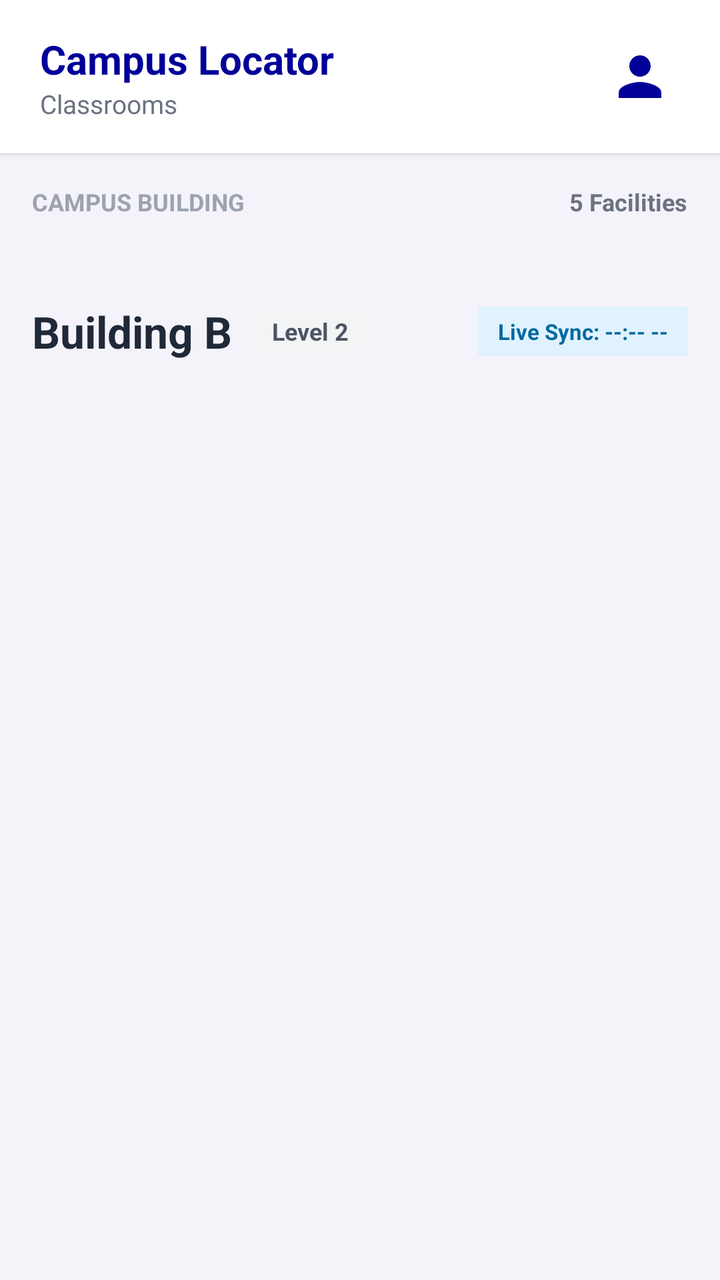
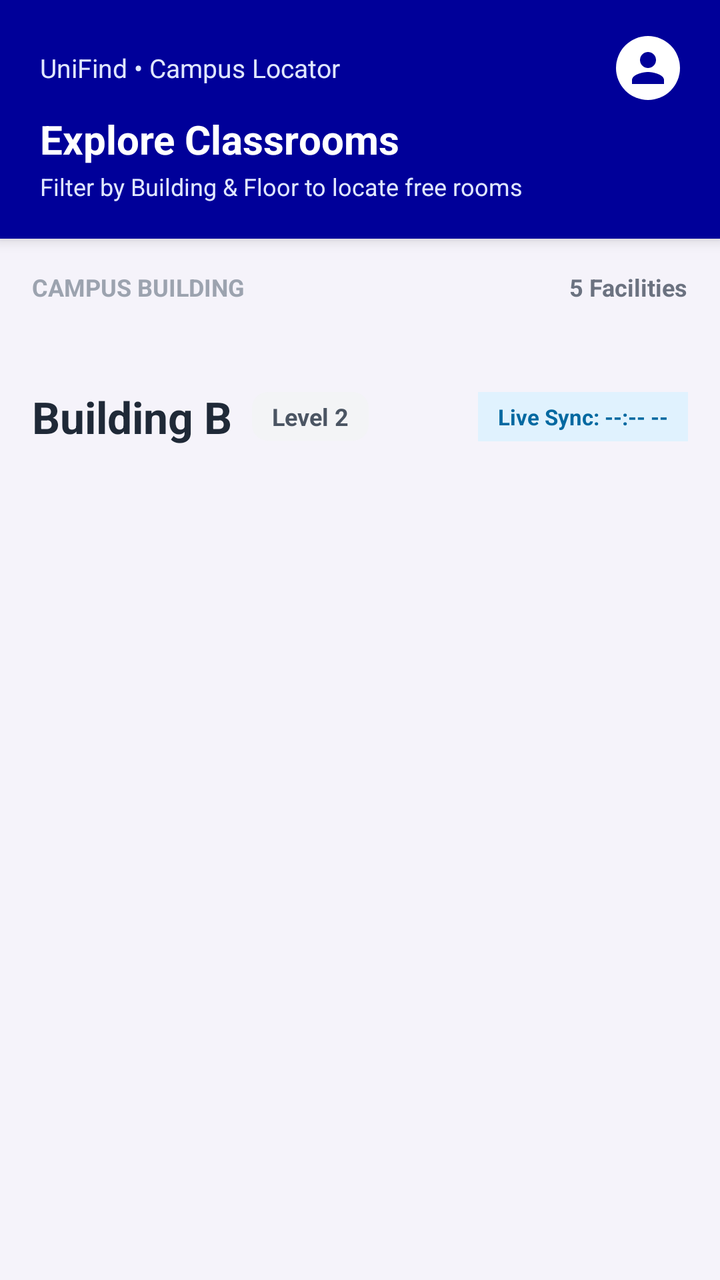

Before-and-after screenshots of an Android layout around one commit, followed by the original layout XML and the change that was made.
<!-- AndroidManifest.xml: application theme Theme.OOPProject -->
<!-- res/layout/fragment_classrooms.xml -->
<?xml version="1.0" encoding="utf-8"?>
<LinearLayout xmlns:android="http://schemas.android.com/apk/res/android"
    xmlns:app="http://schemas.android.com/apk/res-auto"
    xmlns:tools="http://schemas.android.com/tools"
    android:layout_width="match_parent"
    android:layout_height="match_parent"
    android:background="#F5F3FA"
    android:orientation="vertical"
    tools:context=".frontEnd.ClassroomsFragment">

    
    <LinearLayout
        android:layout_width="match_parent"
        android:layout_height="wrap_content"
        android:background="#FFFFFF"
        android:elevation="2dp"
        android:gravity="center_vertical"
        android:orientation="horizontal"
        android:paddingHorizontal="20dp"
        android:paddingVertical="16dp">

        <LinearLayout
            android:layout_width="0dp"
            android:layout_height="wrap_content"
            android:layout_weight="1"
            android:orientation="vertical">

            <TextView
                android:layout_width="wrap_content"
                android:layout_height="wrap_content"
                android:text="Campus Locator"
                android:textColor="@color/dark_purple"
                android:textSize="20sp"
                android:textStyle="bold" />

            <TextView
                android:layout_width="wrap_content"
                android:layout_height="wrap_content"
                android:text="Classrooms"
                android:textColor="#6B7280"
                android:textSize="13sp" />
        </LinearLayout>

        <ImageView
            android:layout_width="40dp"
            android:layout_height="40dp"
            android:background="@drawable/bg_avatar_circle"
            android:contentDescription="Profile"
            android:padding="4dp"
            android:src="@drawable/ic_profile"
            app:tint="@color/dark_purple" />
    </LinearLayout>

    <androidx.core.widget.NestedScrollView
        android:layout_width="match_parent"
        android:layout_height="0dp"
        android:layout_weight="1"
        android:clipToPadding="false"
        android:fillViewport="true">

        <LinearLayout
            android:layout_width="match_parent"
            android:layout_height="wrap_content"
            android:orientation="vertical"
            android:paddingHorizontal="16dp"
            android:paddingTop="16dp"
            android:paddingBottom="100dp">

            
            <LinearLayout
                android:layout_width="match_parent"
                android:layout_height="wrap_content"
                android:layout_marginBottom="10dp"
                android:orientation="horizontal">

                <TextView
                    android:layout_width="0dp"
                    android:layout_height="wrap_content"
                    android:layout_weight="1"
                    android:text="CAMPUS BUILDING"
                    android:textColor="#9CA3AF"
                    android:textSize="12sp"
                    android:textStyle="bold" />

                <TextView
                    android:id="@+id/tvFacilitiesCount"
                    android:layout_width="wrap_content"
                    android:layout_height="wrap_content"
                    android:text="5 Facilities"
                    android:textColor="#6B7280"
                    android:textSize="12sp"
                    android:textStyle="bold" />
            </LinearLayout>

            
            <HorizontalScrollView
                android:layout_width="match_parent"
                android:layout_height="wrap_content"
                android:scrollbars="none">

                <com.google.android.material.chip.ChipGroup
                    android:id="@+id/chipGroupBuildings"
                    android:layout_width="wrap_content"
                    android:layout_height="wrap_content"
                    app:selectionRequired="false"
                    app:singleSelection="true" />
            </HorizontalScrollView>

            
            <HorizontalScrollView
                android:layout_width="match_parent"
                android:layout_height="wrap_content"
                android:layout_marginTop="12dp"
                android:scrollbars="none">

                <com.google.android.material.chip.ChipGroup
                    android:id="@+id/chipGroupFloors"
                    android:layout_width="wrap_content"
                    android:layout_height="wrap_content"
                    app:selectionRequired="false"
                    app:singleSelection="true" />
            </HorizontalScrollView>

            
            <LinearLayout
                android:layout_width="match_parent"
                android:layout_height="wrap_content"
                android:layout_marginTop="20dp"
                android:layout_marginBottom="12dp"
                android:gravity="center_vertical"
                android:orientation="horizontal">

                <TextView
                    android:id="@+id/tvSelectedBuildingHeader"
                    android:layout_width="wrap_content"
                    android:layout_height="wrap_content"
                    android:text="Building B"
                    android:textColor="#1F2937"
                    android:textSize="22sp"
                    android:textStyle="bold" />

                <TextView
                    android:id="@+id/tvSelectedLevelHeader"
                    android:layout_width="wrap_content"
                    android:layout_height="wrap_content"
                    android:layout_marginStart="10dp"
                    android:background="@drawable/bg_profile_field"
                    android:paddingHorizontal="10dp"
                    android:paddingVertical="4dp"
                    android:text="Level 2"
                    android:textColor="#4B5563"
                    android:textSize="12sp"
                    android:textStyle="bold" />

                <View
                    android:layout_width="0dp"
                    android:layout_height="0dp"
                    android:layout_weight="1" />

                <TextView
                    android:id="@+id/tvLiveSyncTime"
                    android:layout_width="wrap_content"
                    android:layout_height="wrap_content"
                    android:background="#E0F2FE"
                    android:paddingHorizontal="10dp"
                    android:paddingVertical="5dp"
                    android:text="Live Sync: --:-- --"
                    android:textColor="#0369A1"
                    android:textSize="11sp"
                    android:textStyle="bold" />
            </LinearLayout>

            
            <androidx.recyclerview.widget.RecyclerView
                android:id="@+id/rvClassrooms"
                android:layout_width="match_parent"
                android:layout_height="wrap_content"
                android:layout_marginTop="4dp"
                android:nestedScrollingEnabled="false"
                tools:listitem="@layout/item_classroom_card" />

        </LinearLayout>
    </androidx.core.widget.NestedScrollView>
</LinearLayout>
<!-- res/layout/item_classroom_card.xml (included above) -->
<?xml version="1.0" encoding="utf-8"?>
<com.google.android.material.card.MaterialCardView xmlns:android="http://schemas.android.com/apk/res/android"
    xmlns:app="http://schemas.android.com/apk/res-auto"
    android:layout_width="match_parent"
    android:layout_height="wrap_content"
    android:layout_marginBottom="14dp"
    app:cardBackgroundColor="#FFFFFF"
    app:cardCornerRadius="16dp"
    app:cardElevation="3dp"
    app:strokeWidth="0dp">

    <LinearLayout
        android:layout_width="match_parent"
        android:layout_height="wrap_content"
        android:orientation="vertical"
        android:padding="16dp">

        <LinearLayout
            android:layout_width="match_parent"
            android:layout_height="wrap_content"
            android:gravity="center_vertical"
            android:orientation="horizontal">

            <TextView
                android:id="@+id/tvRoomName"
                android:layout_width="0dp"
                android:layout_height="wrap_content"
                android:layout_weight="1"
                android:text="Room 204"
                android:textColor="#111827"
                android:textSize="18sp"
                android:textStyle="bold" />

            <TextView
                android:id="@+id/tvStatusBadge"
                android:layout_width="wrap_content"
                android:layout_height="wrap_content"
                android:background="#DCFCE7"
                android:paddingHorizontal="10dp"
                android:paddingVertical="4dp"
                android:text="• AVAILABLE"
                android:textColor="#15803D"
                android:textSize="11sp"
                android:textStyle="bold" />
        </LinearLayout>

        <TextView
            android:id="@+id/tvRoomSubtitle"
            android:layout_width="wrap_content"
            android:layout_height="wrap_content"
            android:layout_marginTop="2dp"
            android:text="Lecture Hall • Building B • 2nd Floor • North Wing"
            android:textColor="#6B7280"
            android:textSize="12sp" />

        
        <LinearLayout
            android:layout_width="match_parent"
            android:layout_height="wrap_content"
            android:layout_marginTop="12dp"
            android:background="#F3F4F6"
            android:orientation="vertical"
            android:padding="12dp">

            <TextView
                android:id="@+id/tvBannerTitle"
                android:layout_width="wrap_content"
                android:layout_height="wrap_content"
                android:text="Free until 10:00 AM"
                android:textColor="#1F2937"
                android:textSize="13sp"
                android:textStyle="bold" />

            <TextView
                android:id="@+id/tvBannerSubtitle"
                android:layout_width="wrap_content"
                android:layout_height="wrap_content"
                android:layout_marginTop="2dp"
                android:text="Next: BSIT 1207 (10:00 - 11:30 AM)"
                android:textColor="#4B5563"
                android:textSize="12sp" />
        </LinearLayout>

        
        <LinearLayout
            android:layout_width="match_parent"
            android:layout_height="wrap_content"
            android:layout_marginTop="14dp"
            android:orientation="horizontal">

            <com.google.android.material.button.MaterialButton
                android:id="@+id/btnDetails"
                style="@style/Widget.MaterialComponents.Button.OutlinedButton"
                android:layout_width="0dp"
                android:layout_height="44dp"
                android:layout_marginEnd="8dp"
                android:layout_weight="1"
                android:text="Details"
                android:textAllCaps="false"
                android:textColor="#374151"
                android:textSize="13sp"
                app:cornerRadius="10dp"
                app:strokeColor="#D1D5DB" />

            <com.google.android.material.button.MaterialButton
                android:id="@+id/btnLocateOnMap"
                android:layout_width="0dp"
                android:layout_height="44dp"
                android:layout_marginStart="8dp"
                android:layout_weight="1"
                android:backgroundTint="@color/dark_purple"
                android:text="Locate on Map"
                android:textAllCaps="false"
                android:textColor="#FFFFFF"
                android:textSize="13sp"
                app:cornerRadius="10dp"
                app:icon="@drawable/ic_map"
                app:iconGravity="textStart"
                app:iconTint="#FFFFFF" />
        </LinearLayout>
    </LinearLayout>
</com.google.android.material.card.MaterialCardView>
<!-- resources referenced by this layout -->
<resources>
  <color name="dark_purple">#FF000099</color>
  <!-- drawable bg_avatar_circle (drawable) -->
  <shape xmlns:android="http://schemas.android.com/apk/res/android"
      android:shape="oval">
      <solid android:color="#FFFFFF" />
  </shape>
  <!-- drawable bg_profile_field (drawable) -->
  <?xml version="1.0" encoding="utf-8"?>
  <shape xmlns:android="http://schemas.android.com/apk/res/android"
      android:shape="rectangle">
      <solid android:color="#F3F4F6" />
      <corners android:radius="8dp" />
  </shape>
  <!-- drawable ic_map (drawable) -->
  <vector xmlns:android="http://schemas.android.com/apk/res/android"
      android:width="24dp"
      android:height="24dp"
      android:viewportWidth="24"
      android:viewportHeight="24">
    <path
        android:fillColor="#FF000000"
        android:pathData="M20.5,3l-0.16,0.03L15,5.1 9,3 3.36,4.9C3.15,4.97 3,5.15 3,5.38V20.5c0,0.28 0.22,0.5 0.5,0.5l0.16,-0.03L9,18.9l6,2.1 5.64,-1.9c0.21,-0.07 0.36,-0.25 0.36,-0.48V3.5c0,-0.28 -0.22,-0.5 -0.5,-0.5zM15,19l-6,-2.11V5l6,2.11V19z"/>
  </vector>
  <!-- drawable ic_profile (drawable) -->
  <vector xmlns:android="http://schemas.android.com/apk/res/android"
      android:width="24dp"
      android:height="24dp"
      android:viewportWidth="24"
      android:viewportHeight="24">
      <path
          android:fillColor="#FF000000"
          android:pathData="M12,12c2.21,0 4,-1.79 4,-4s-1.79,-4 -4,-4 -4,1.79 -4,4 1.79,4 4,4zM12,14c-2.67,0 -8,1.34 -8,4v2h16v-2c0,-2.66 -5.33,-4 -8,-4z" />
  </vector>
  <style name="Theme.OOPProject" parent="Theme.MaterialComponents.Light.NoActionBar">
          
          <item name="colorPrimary">@color/purple_500</item>
          <item name="colorPrimaryVariant">@color/purple_700</item>
          <item name="colorOnPrimary">@color/white</item>
          
          <item name="colorSecondary">@color/teal_200</item>
          <item name="colorSecondaryVariant">@color/teal_700</item>
          <item name="colorOnSecondary">@color/black</item>
          
          <item name="android:statusBarColor">@color/dark_purple</item>
          
          <item name="android:windowBackground">@color/dark_purple</item>
          <item name="android:windowSplashScreenBackground" tools:targetApi="s">@color/dark_purple</item>
          <item name="android:windowSplashScreenAnimatedIcon" tools:targetApi="s">@drawable/app_logo</item>
      </style>
  <color name="purple_500">#FF6200EE</color>
  <color name="purple_700">#FF3700B3</color>
  <color name="white">#FFFFFFFF</color>
  <color name="teal_200">#FF03DAC5</color>
  <color name="teal_700">#FF018786</color>
  <color name="black">#FF000000</color>
  <!-- drawable app_logo: png bitmap (drawable, 403426 bytes) -->
</resources>

<!-- the commit's change to res/layout/fragment_classrooms.xml (unified diff, before → after) -->
@@ -12,43 +12,52 @@
     <LinearLayout
         android:layout_width="match_parent"
         android:layout_height="wrap_content"
-        android:background="#FFFFFF"
-        android:elevation="2dp"
-        android:gravity="center_vertical"
-        android:orientation="horizontal"
+        android:background="@color/dark_purple"
+        android:elevation="4dp"
+        android:orientation="vertical"
         android:paddingHorizontal="20dp"
-        android:paddingVertical="16dp">
-
-        <LinearLayout
-            android:layout_width="0dp"
-            android:layout_height="wrap_content"
-            android:layout_weight="1"
-            android:orientation="vertical">
+        android:paddingVertical="18dp">
+
+        <RelativeLayout
+            android:layout_width="match_parent"
+            android:layout_height="wrap_content">
 
             <TextView
                 android:layout_width="wrap_content"
                 android:layout_height="wrap_content"
-                android:text="Campus Locator"
-                android:textColor="@color/dark_purple"
-                android:textSize="20sp"
-                android:textStyle="bold" />
-
-            <TextView
-                android:layout_width="wrap_content"
-                android:layout_height="wrap_content"
-                android:text="Classrooms"
-                android:textColor="#6B7280"
+                android:layout_centerVertical="true"
+                android:text="UniFind • Campus Locator"
+                android:textColor="#E0E7FF"
                 android:textSize="13sp" />
-        </LinearLayout>
-
-        <ImageView
-            android:layout_width="40dp"
-            android:layout_height="40dp"
-            android:background="@drawable/bg_avatar_circle"
-            android:contentDescription="Profile"
-            android:padding="4dp"
-            android:src="@drawable/ic_profile"
-            app:tint="@color/dark_purple" />
+
+            <ImageView
+                android:layout_width="32dp"
+                android:layout_height="32dp"
+                android:layout_alignParentEnd="true"
+                android:layout_centerVertical="true"
+                android:background="@drawable/bg_avatar_circle"
+                android:contentDescription="Profile"
+                android:padding="4dp"
+                android:src="@drawable/ic_profile"
+                app:tint="@color/dark_purple" />
+        </RelativeLayout>
+
+        <TextView
+            android:layout_width="wrap_content"
+            android:layout_height="wrap_content"
+            android:layout_marginTop="6dp"
+            android:text="Explore Classrooms"
+            android:textColor="#FFFFFF"
+            android:textSize="20sp"
+            android:textStyle="bold" />
+
+        <TextView
+            android:layout_width="wrap_content"
+            android:layout_height="wrap_content"
+            android:layout_marginTop="2dp"
+            android:text="Filter by Building &amp; Floor to locate free rooms"
+            android:textColor="#E0E7FF"
+            android:textSize="12sp" />
     </LinearLayout>
 
     <androidx.core.widget.NestedScrollView
@@ -188,17 +197,17 @@
     xmlns:app="http://schemas.android.com/apk/res-auto"
     android:layout_width="match_parent"
     android:layout_height="wrap_content"
-    android:layout_marginBottom="14dp"
+    android:layout_marginBottom="8dp"
     app:cardBackgroundColor="#FFFFFF"
-    app:cardCornerRadius="16dp"
-    app:cardElevation="3dp"
+    app:cardCornerRadius="12dp"
+    app:cardElevation="2dp"
     app:strokeWidth="0dp">
 
     <LinearLayout
         android:layout_width="match_parent"
         android:layout_height="wrap_content"
         android:orientation="vertical"
-        android:padding="16dp">
+        android:padding="12dp">
 
         <LinearLayout
             android:layout_width="match_parent"
@@ -213,7 +222,7 @@
                 android:layout_weight="1"
                 android:text="Room 204"
                 android:textColor="#111827"
-                android:textSize="18sp"
+                android:textSize="16sp"
                 android:textStyle="bold" />
 
             <TextView
@@ -221,11 +230,11 @@
                 android:layout_width="wrap_content"
                 android:layout_height="wrap_content"
                 android:background="#DCFCE7"
-                android:paddingHorizontal="10dp"
-                android:paddingVertical="4dp"
+                android:paddingHorizontal="8dp"
+                android:paddingVertical="3dp"
                 android:text="• AVAILABLE"
                 android:textColor="#15803D"
-                android:textSize="11sp"
+                android:textSize="10.5sp"
                 android:textStyle="bold" />
         </LinearLayout>
 
@@ -236,16 +245,16 @@
             android:layout_marginTop="2dp"
             android:text="Lecture Hall • Building B • 2nd Floor • North Wing"
             android:textColor="#6B7280"
-            android:textSize="12sp" />
+            android:textSize="11.5sp" />
 
         
         <LinearLayout
             android:layout_width="match_parent"
             android:layout_height="wrap_content"
-            android:layout_marginTop="12dp"
-            android:background="#F3F4F6"
+            android:layout_marginTop="8dp"
+            android:background="#F9FAFB"
             android:orientation="vertical"
-            android:padding="12dp">
+            android:padding="8dp">
 
             <TextView
                 android:id="@+id/tvBannerTitle"
@@ -253,7 +262,7 @@
                 android:layout_height="wrap_content"
                 android:text="Free until 10:00 AM"
                 android:textColor="#1F2937"
-                android:textSize="13sp"
+                android:textSize="12sp"
                 android:textStyle="bold" />
 
             <TextView
@@ -263,44 +272,47 @@
                 android:layout_marginTop="2dp"
                 android:text="Next: BSIT 1207 (10:00 - 11:30 AM)"
                 android:textColor="#4B5563"
-                android:textSize="12sp" />
+                android:textSize="11sp" />
         </LinearLayout>
 
         
         <LinearLayout
             android:layout_width="match_parent"
             android:layout_height="wrap_content"
-            android:layout_marginTop="14dp"
+            android:layout_marginTop="10dp"
             android:orientation="horizontal">
 
             <com.google.android.material.button.MaterialButton
                 android:id="@+id/btnDetails"
                 style="@style/Widget.MaterialComponents.Button.OutlinedButton"
                 android:layout_width="0dp"
-                android:layout_height="44dp"
-                android:layout_marginEnd="8dp"
+                android:layout_height="38dp"
+                android:layout_marginEnd="6dp"
                 android:layout_weight="1"
                 android:text="Details"
                 android:textAllCaps="false"
                 android:textColor="#374151"
-                android:textSize="13sp"
-                app:cornerRadius="10dp"
+                android:textSize="12sp"
+                app:cornerRadius="8dp"
                 app:strokeColor="#D1D5DB" />
 
             <com.google.android.material.button.MaterialButton
                 android:id="@+id/btnLocateOnMap"
                 android:layout_width="0dp"
-                android:layout_height="44dp"
-                android:layout_marginStart="8dp"
+                android:layout_height="38dp"
+                android:layout_marginStart="6dp"
                 android:layout_weight="1"
+                android:paddingHorizontal="4dp"
                 android:backgroundTint="@color/dark_purple"
-                android:text="Locate on Map"
+                android:text="Locate Building"
                 android:textAllCaps="false"
                 android:textColor="#FFFFFF"
-                android:textSize="13sp"
-                app:cornerRadius="10dp"
+                android:textSize="11sp"
+                app:cornerRadius="8dp"
                 app:icon="@drawable/ic_map"
                 app:iconGravity="textStart"
+                app:iconPadding="3dp"
+                app:iconSize="14dp"
                 app:iconTint="#FFFFFF" />
         </LinearLayout>
     </LinearLayout>
